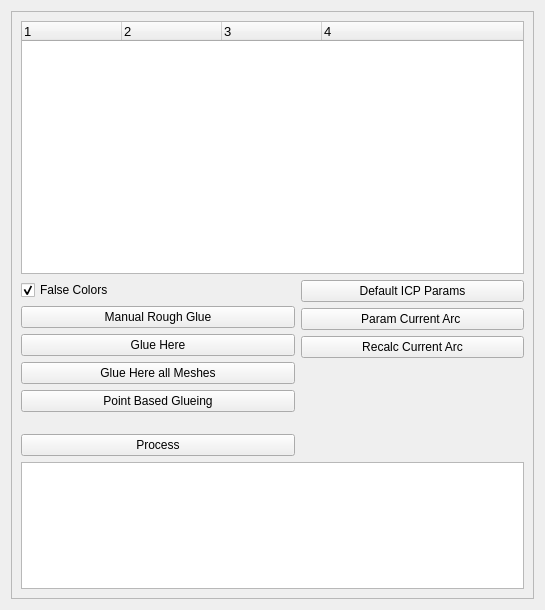
cnr-isti-vclab/meshlab, file src/meshlabplugins/editalign/alignDialog.ui: the form before one commit.
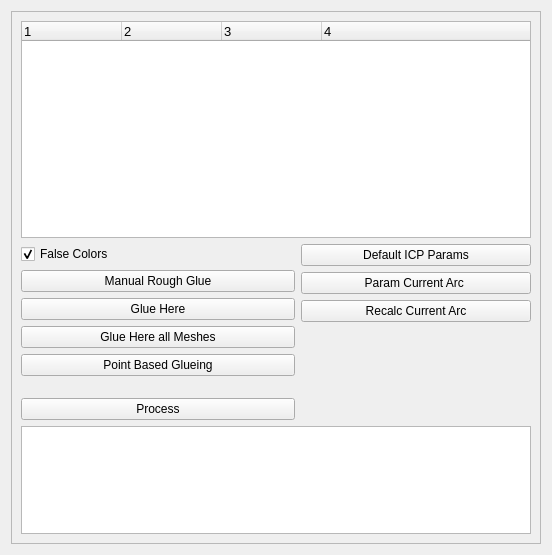
The form after the commit.

What changed in the file:
```diff
--- a/src/meshlabplugins/editalign/alignDialog.ui
+++ b/src/meshlabplugins/editalign/alignDialog.ui
@@ -5,8 +5,8 @@
    <rect>
     <x>0</x>
     <y>0</y>
-    <width>545</width>
-    <height>610</height>
+    <width>552</width>
+    <height>555</height>
    </rect>
   </property>
   <property name="windowTitle" >
```
Left out of the diff: 4 changed lines with no effect on the pictures.
